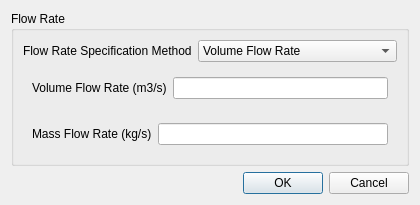
nextfoam/baram, file view/setup/boundary_conditions/flow_rate_inlet_dialog.ui: the form before one commit.
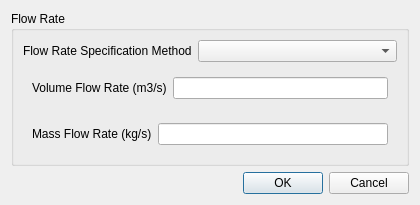
The form after the commit.

The edit to the form file:
```diff
--- a/view/setup/boundary_conditions/flow_rate_inlet_dialog.ui
+++ b/view/setup/boundary_conditions/flow_rate_inlet_dialog.ui
@@ -89,16 +89,6 @@
                 <verstretch>0</verstretch>
                </sizepolicy>
               </property>
-              <item>
-               <property name="text">
-                <string>Volume Flow Rate</string>
-               </property>
-              </item>
-              <item>
-               <property name="text">
-                <string>Mass Flow Rate</string>
-               </property>
-              </item>
              </widget>
             </item>
            </layout>
```
